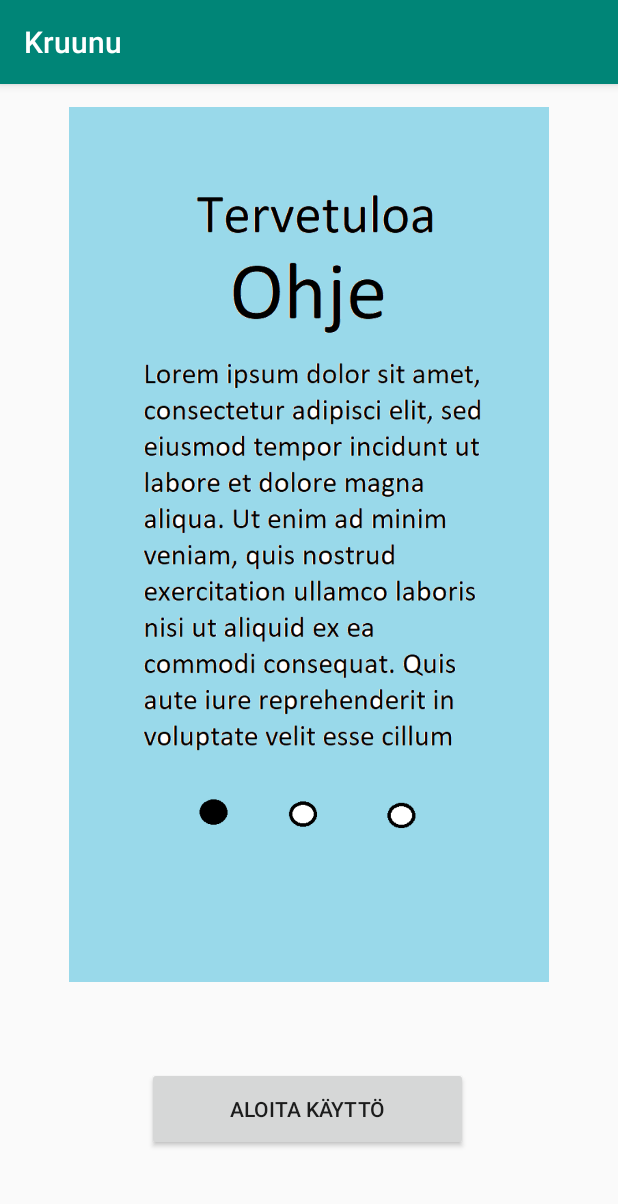
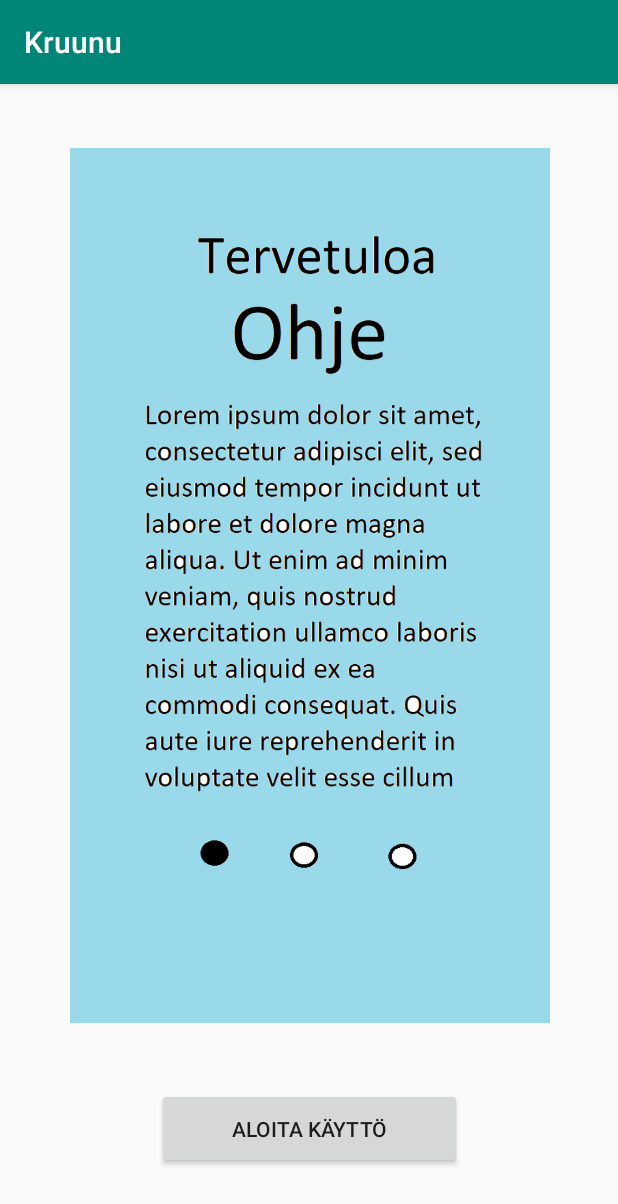
Before and after one commit to TuomasSorsa/Kruunu, an Android app: the screen it shows after launch (MainActivity), on a phone screen of 412 x 824 dp. Shown: the top 1204 px of the screen. Run offline under Robolectric (Android 15) with nearby library versions, the phone set to English and light mode, and no system bars.

Commit message:
Pesumenu = done!

```diff
--- a/app/src/main/java/com/example/kruunu/PesuMenu.java
+++ b/app/src/main/java/com/example/kruunu/PesuMenu.java
@@ -26,6 +26,7 @@ public class  PesuMenu extends AppCompatActivity {
         MediaController mediaController = new MediaController(this);
         videoView.setMediaController(mediaController);
         mediaController.setAnchorView(videoView);
+        videoView.start();
         videoView.setOnCompletionListener(new MediaPlayer.OnCompletionListener() {
             @Override
             public void onCompletion(MediaPlayer mp) {
--- a/app/src/main/res/layout/activity_main.xml
+++ b/app/src/main/res/layout/activity_main.xml
@@ -10,18 +10,20 @@
         android:id="@+id/horizontalScrollView"
         android:layout_width="320dp"
         android:layout_height="583dp"
-        android:layout_marginStart="28dp"
-        android:layout_marginLeft="28dp"
-        android:layout_marginTop="15dp"
-        android:layout_marginEnd="28dp"
-        android:layout_marginRight="28dp"
+        android:layout_marginStart="46dp"
+        android:layout_marginLeft="46dp"
+        android:layout_marginTop="36dp"
+        android:layout_marginEnd="45dp"
+        android:layout_marginRight="45dp"
+        android:layout_marginBottom="16dp"
+        app:layout_constraintBottom_toTopOf="@+id/button"
         app:layout_constraintEnd_toEndOf="parent"
         app:layout_constraintStart_toStartOf="parent"
         app:layout_constraintTop_toTopOf="parent">
 
         <LinearLayout
-            android:layout_width="wrap_content"
-            android:layout_height="wrap_content"
+            android:layout_width="match_parent"
+            android:layout_height="match_parent"
             android:orientation="horizontal">
 
             <ImageView
@@ -52,19 +54,25 @@
 
     <Button
         android:id="@+id/button"
-        android:layout_width="214dp"
-        android:layout_height="56dp"
-        android:layout_marginStart="98dp"
-        android:layout_marginLeft="98dp"
-        android:layout_marginTop="30dp"
-        android:layout_marginEnd="98dp"
-        android:layout_marginRight="98dp"
-        android:layout_marginBottom="30dp"
+        android:layout_width="203dp"
+        android:layout_height="54dp"
+        android:layout_marginStart="104dp"
+        android:layout_marginLeft="104dp"
+        android:layout_marginTop="20dp"
+        android:layout_marginEnd="104dp"
+        android:layout_marginRight="104dp"
+        android:layout_marginBottom="38dp"
         android:onClick="startUserCreation"
         android:text="Aloita käyttö"
         app:layout_constraintBottom_toBottomOf="parent"
         app:layout_constraintEnd_toEndOf="parent"
-        app:layout_constraintHorizontal_bias="0.0"
         app:layout_constraintStart_toStartOf="parent"
-        app:layout_constraintTop_toBottomOf="@+id/horizontalScrollView" />
+        app:layout_constraintTop_toBottomOf="@+id/horizontalScrollView"/>
+
+    <androidx.constraintlayout.widget.Guideline
+        android:id="@+id/guideline"
+        android:layout_width="wrap_content"
+        android:layout_height="wrap_content"
+        android:orientation="horizontal"
+        app:layout_constraintGuide_begin="20dp" />
 </androidx.constraintlayout.widget.ConstraintLayout>
```
